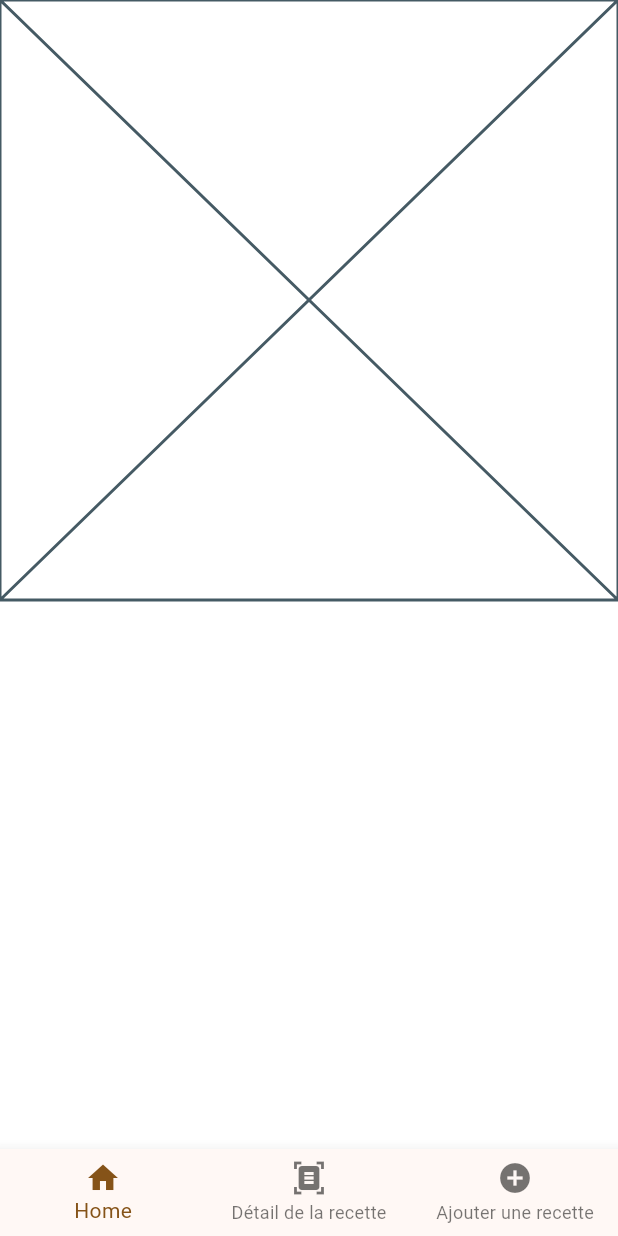
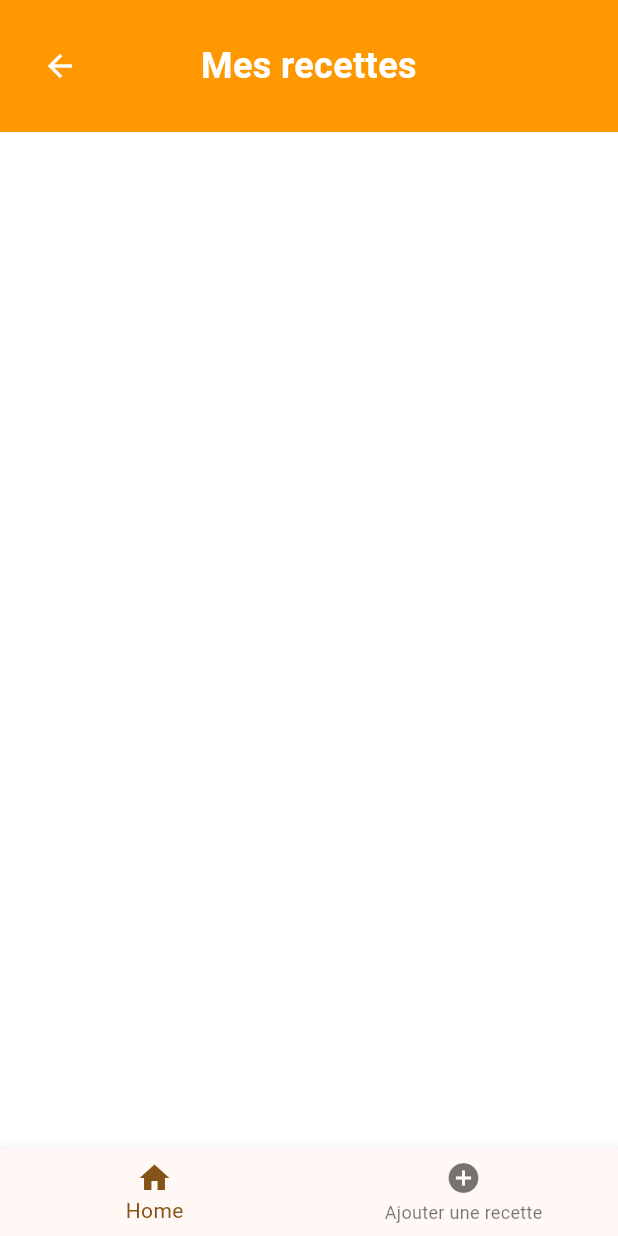
Before and after one commit to MVergnais/recettes_app, a Flutter app: the screen it shows after launch, on a phone screen of 412 x 824 dp. Run offline on Flutter 3.47's test engine with Material 3 defaults, Android fonts, the phone set to English and light mode, and no system bars.

Commit message:
ajout element

```diff
--- a/lib/main.dart
+++ b/lib/main.dart
@@ -19,7 +19,8 @@ class MyApp extends StatelessWidget {
       home: HomePage (),
         routes: {
           '/home': (context) => const HomePage(),
-        },
+
+          },
     );
   }
 }
--- a/lib/screens/home.dart
+++ b/lib/screens/home.dart
@@ -13,10 +13,9 @@ class HomePage extends StatelessWidget {
       body: SingleChildScrollView(
         child: Column(
           crossAxisAlignment: CrossAxisAlignment.start,
-          children: [
-            HeaderSection(),
+          children: <Widget>[
+            HeaderSection(title: 'Mes recettes'),
             SizedBox(height: 16),
-            // Page
           ],
         ),
       ),
--- a/lib/widgets/header_section.dart
+++ b/lib/widgets/header_section.dart
@@ -1,10 +1,47 @@
 import 'package:flutter/material.dart';
 
 class HeaderSection extends StatelessWidget {
-  const HeaderSection({super.key});
+  final String title;
+  final bool showBackButton;
+
+  const HeaderSection({
+    Key? key,
+    required this.title,
+    this.showBackButton = true,
+  }) : super(key: key);
 
   @override
   Widget build(BuildContext context) {
-    return const Placeholder();
+    return Container(
+      padding: const EdgeInsets.symmetric(vertical: 20.0, horizontal: 16.0),
+      width: double.infinity,
+      color: Colors.orange,
+      child: Row(
+        children: [
+          if (showBackButton)
+            IconButton(
+              icon: const Icon(Icons.arrow_back, color: Colors.white),
+              onPressed: () {
+                Navigator.of(context).maybePop();
+              },
+            )
+          else
+            const SizedBox(width: 48),
+          Expanded(
+            child: Text(
+              title,
+              textAlign: TextAlign.center,
+              style: const TextStyle(
+                color: Colors.white,
+                fontSize: 24,
+                fontWeight: FontWeight.bold,
+              ),
+            ),
+          ),
+
+          const SizedBox(width: 48),
+        ],
+      ),
+    );
   }
 }
--- a/lib/widgets/navigation_bar_app.dart
+++ b/lib/widgets/navigation_bar_app.dart
@@ -35,13 +35,7 @@ class _NavigationBarAppState extends State<NavigationBarApp> {
       currentIndex: _selectedIndex,
       onTap: _onItemTapped,
       items: const [
-        BottomNavigationBarItem(
-            label: 'Home',
-            icon: Icon(Icons.home)),
-        BottomNavigationBarItem(
-          label: 'Détail de la recette',
-          icon: Icon(Icons.document_scanner),
-        ),
+        BottomNavigationBarItem(label: 'Home', icon: Icon(Icons.home)),
         BottomNavigationBarItem(
           label: 'Ajouter une recette',
           icon: Icon(Icons.add_circle),
```
Also changed, not shown: lib/Wireframe/Capture d’écran 2025-10-17 à 16.36.09.png (added).
